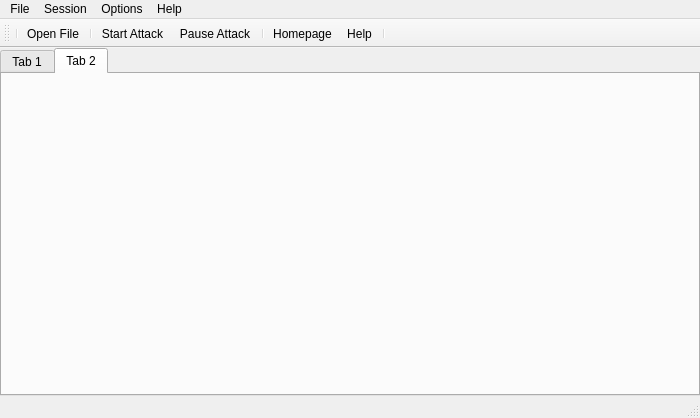
Qt form mainwindow.ui (openwall/johnny) before a commit.
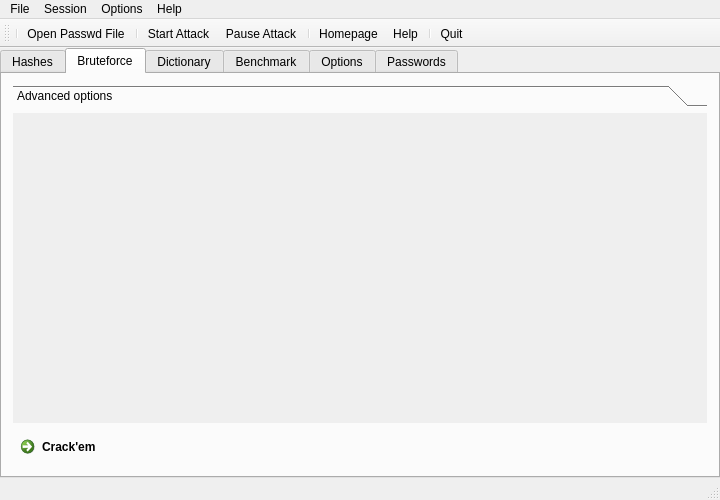
The same form after that commit. Icons and pictures are not drawn.

```diff
--- a/mainwindow.ui
+++ b/mainwindow.ui
@@ -6,8 +6,8 @@
    <rect>
     <x>0</x>
     <y>0</y>
-    <width>700</width>
-    <height>418</height>
+    <width>720</width>
+    <height>500</height>
    </rect>
   </property>
   <property name="windowTitle">
@@ -23,16 +23,85 @@
       <property name="currentIndex">
        <number>1</number>
       </property>
-      <widget class="QWidget" name="tab">
+      <property name="documentMode">
+       <bool>false</bool>
+      </property>
+      <widget class="QWidget" name="tab_hashes">
        <attribute name="title">
-        <string>Tab 1</string>
+        <string>Hashes</string>
        </attribute>
-       <layout class="QVBoxLayout" name="verticalLayout_2"/>
       </widget>
       <widget class="QWidget" name="tab_2">
        <attribute name="title">
-        <string>Tab 2</string>
+        <string>Bruteforce</string>
        </attribute>
+       <layout class="QVBoxLayout" name="verticalLayout_2">
+        <item>
+         <widget class="QToolBox" name="toolBox">
+          <property name="frameShape">
+           <enum>QFrame::NoFrame</enum>
+          </property>
+          <property name="frameShadow">
+           <enum>QFrame::Plain</enum>
+          </property>
+          <property name="currentIndex">
+           <number>0</number>
+          </property>
+          <widget class="QWidget" name="page_2">
+           <property name="geometry">
+            <rect>
+             <x>0</x>
+             <y>0</y>
+             <width>698</width>
+             <height>264</height>
+            </rect>
+           </property>
+           <attribute name="label">
+            <string>Advanced options</string>
+           </attribute>
+          </widget>
+         </widget>
+        </item>
+        <item>
+         <widget class="QCommandLinkButton" name="commandLinkButton">
+          <property name="text">
+           <string>Crack'em</string>
+          </property>
+         </widget>
+        </item>
+       </layout>
+      </widget>
+      <widget class="QWidget" name="tab_dictionary">
+       <attribute name="title">
+        <string>Dictionary</string>
+       </attribute>
+      </widget>
+      <widget class="QWidget" name="tab_benchmark">
+       <attribute name="title">
+        <string>Benchmark</string>
+       </attribute>
+      </widget>
+      <widget class="QWidget" name="tab_options">
+       <attribute name="title">
+        <string>Options</string>
+       </attribute>
+      </widget>
+      <widget class="QWidget" name="tab_passwords">
+       <attribute name="title">
+        <string>Passwords</string>
+       </attribute>
+       <layout class="QVBoxLayout" name="verticalLayout_3">
+        <item>
+         <widget class="QTableWidget" name="tableWidget">
+          <property name="frameShape">
+           <enum>QFrame::StyledPanel</enum>
+          </property>
+          <property name="sortingEnabled">
+           <bool>true</bool>
+          </property>
+         </widget>
+        </item>
+       </layout>
       </widget>
      </widget>
     </item>
@@ -63,6 +132,7 @@
    <addaction name="actionHomepage"/>
    <addaction name="actionHelp_2"/>
    <addaction name="separator"/>
+   <addaction name="actionQuit_2"/>
   </widget>
   <widget class="QStatusBar" name="statusBar"/>
   <widget class="QMenuBar" name="menuBar">
@@ -70,7 +140,7 @@
     <rect>
      <x>0</x>
      <y>0</y>
-     <width>700</width>
+     <width>720</width>
      <height>25</height>
     </rect>
    </property>
@@ -149,7 +219,7 @@
     </iconset>
    </property>
    <property name="text">
-    <string>Open File</string>
+    <string>Open Passwd File</string>
    </property>
    <property name="toolTip">
     <string>Open a password file</string>
@@ -267,6 +337,32 @@
     <string>Ctrl+J</string>
    </property>
   </action>
+  <action name="actionQuit_2">
+   <property name="icon">
+    <iconset>
+     <normalon>:/icons/quit.png</normalon>
+    </iconset>
+   </property>
+   <property name="text">
+    <string>Quit</string>
+   </property>
+   <property name="toolTip">
+    <string>Quit Johnny</string>
+   </property>
+   <property name="shortcut">
+    <string>Ctrl+Q</string>
+   </property>
+  </action>
+  <action name="actionSave_2">
+   <property name="text">
+    <string>Save</string>
+   </property>
+  </action>
+  <action name="actionOpen">
+   <property name="text">
+    <string>Open</string>
+   </property>
+  </action>
  </widget>
  <layoutdefault spacing="6" margin="11"/>
  <resources/>
```
Left out of the diff: 12 changed lines with no effect on the pictures.
